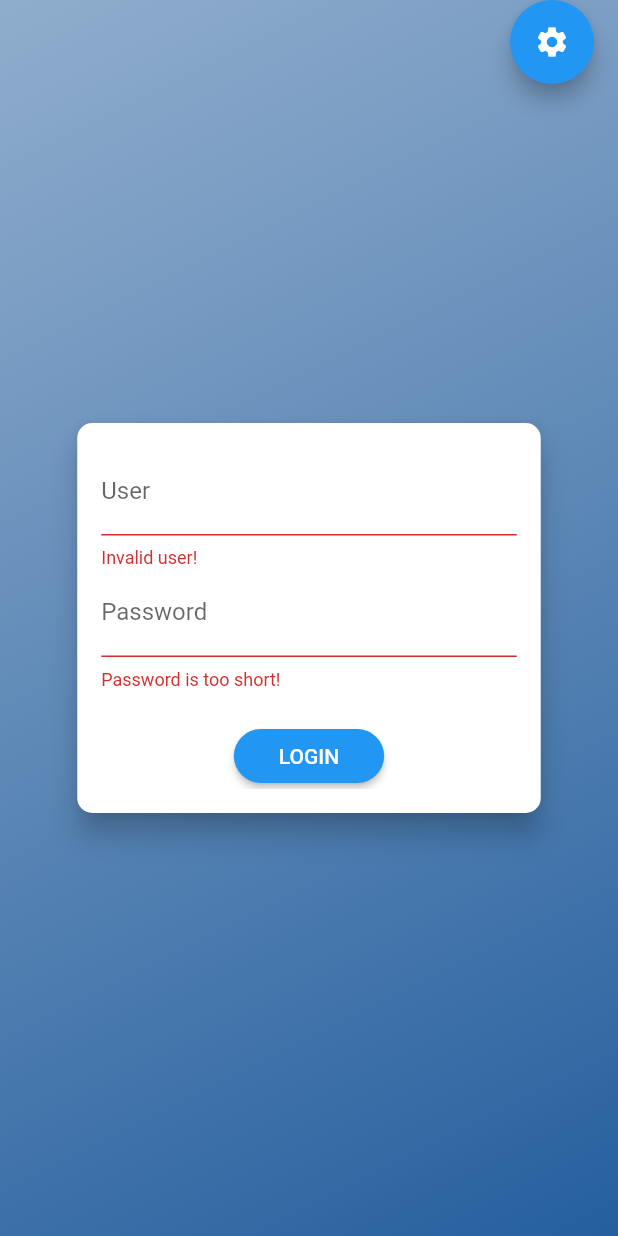
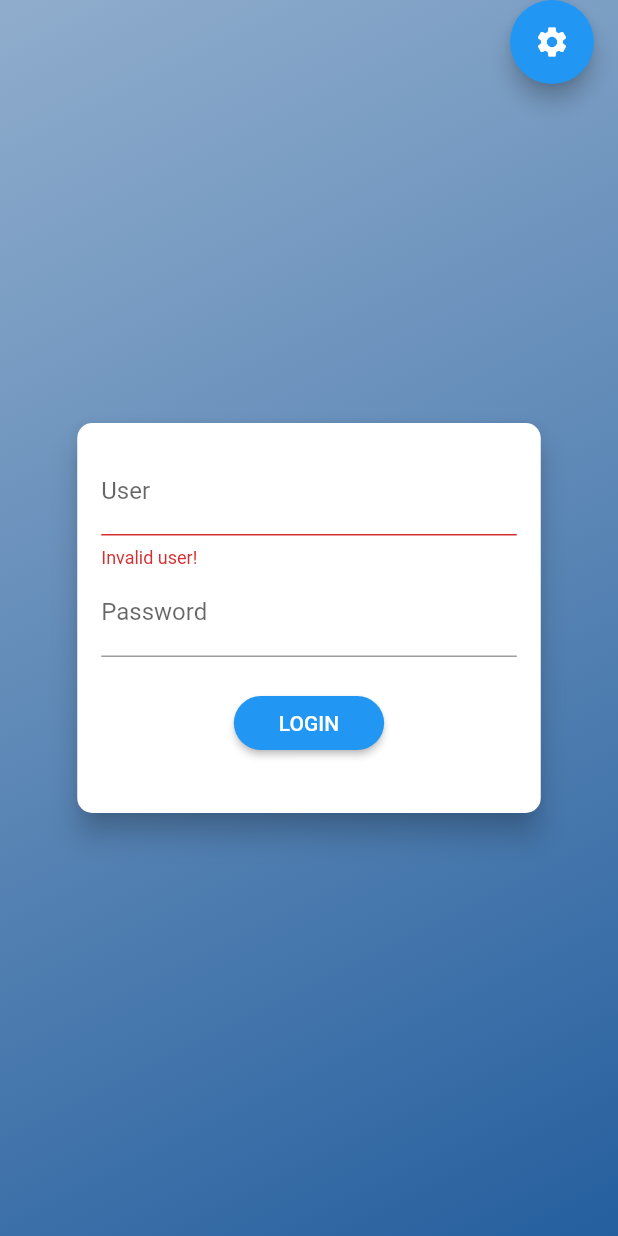
Before and after one commit to MConcoba/Ubicaciones-App-Handle, a Flutter app: the screen it shows after launch, after a tap on "LOGIN", on a phone screen of 412 x 824 dp. Run offline on Flutter 3.47's test engine with Material 2 defaults, Android fonts, the phone set to English and light mode, and no system bars; our stand-ins replace audioplayers, device_info_plus, flutter_dotenv, shared_preferences; missing offline and left inert: honeywell_scanner, is_first_run, sql_conn.

Commit message:
change: messages error in login

```diff
--- a/lib/src/screens/login.dart
+++ b/lib/src/screens/login.dart
@@ -121,19 +121,7 @@ class _AuthCardState extends State<AuthCard> {
         _authData['email'].toString(),
         _authData['password'].toString(),
       );
-      /* if (_authMode == AuthMode.Login) {
-        // Log user in
-        await Provider.of<Auth>(context, listen: false).login(
-          _authData['email'].toString(),
-          _authData['password'].toString(),
-        );
-      } else {
-        // Sign user up
-        await Provider.of<Auth>(context, listen: false).signup(
-          _authData['email'].toString(),
-          _authData['password'].toString(),
-        );
-      } */
+      Navigator.of(context).pushReplacementNamed('/home');
     } on HttpException catch (error) {
       var errorMessage = 'Authentication failed';
       if (error.toString().contains('EMAIL_EXISTS')) {
@@ -149,13 +137,19 @@ class _AuthCardState extends State<AuthCard> {
       }
       _showErrorDialog(errorMessage);
     } catch (error) {
-      const errorMessage =
-          'Could not authenticate you. Please try again later.';
+      var errorMessage = 'Authentication failed';
+      if (error
+          .toString()
+          .contains('El usuario proporcionado esta deshabilitado')) {
+        errorMessage = 'This user is not active';
+      } else if (error.toString().contains('Usuario ingresado no existe')) {
+        errorMessage = 'Could not find a user.';
+      } else if (error.toString().contains('Clave Incorrecta')) {
+        errorMessage = 'Invalid password.';
+      }
+
       _showErrorDialog(errorMessage);
     }
-
-    // _showErrorDialog(errorMessage);
-
     setState(() {
       _isLoading = false;
     });
@@ -197,11 +191,11 @@ class _AuthCardState extends State<AuthCard> {
                   decoration: InputDecoration(labelText: 'Password'),
                   obscureText: true,
                   controller: _passwordController,
-                  validator: (value) {
+                  /* validator: (value) {
                     if (value!.isEmpty || value.length < 5) {
                       return 'Password is too short!';
                     }
-                  },
+                  }, */
                   onSaved: (value) {
                     _authData['password'] = value!;
                   },
```
